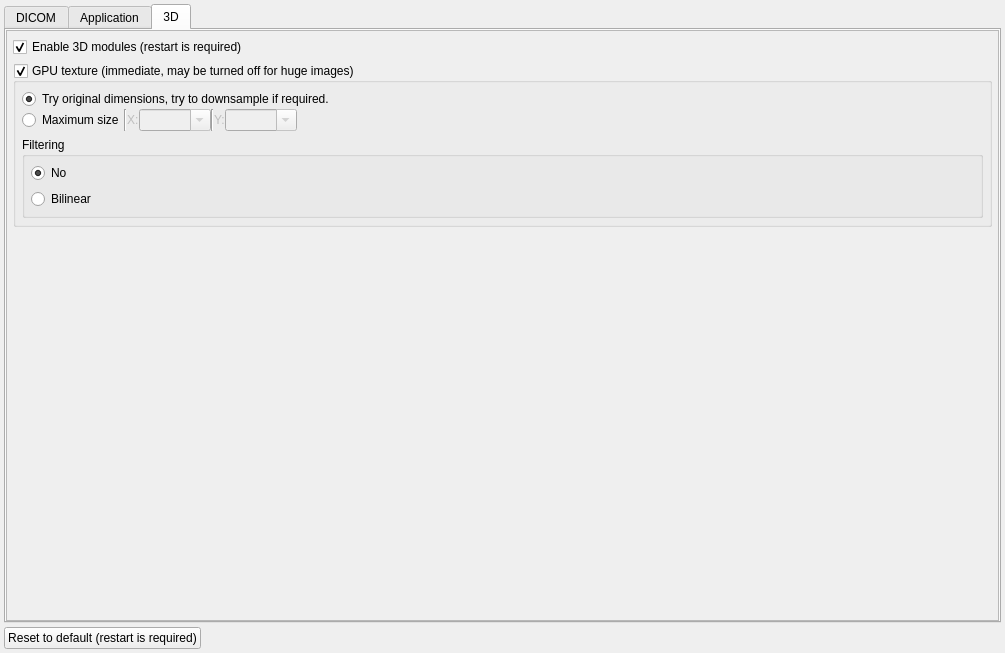
Qt form GUI/settingswidget.ui (AlizaMedicalImaging/AlizaMS) before a commit.
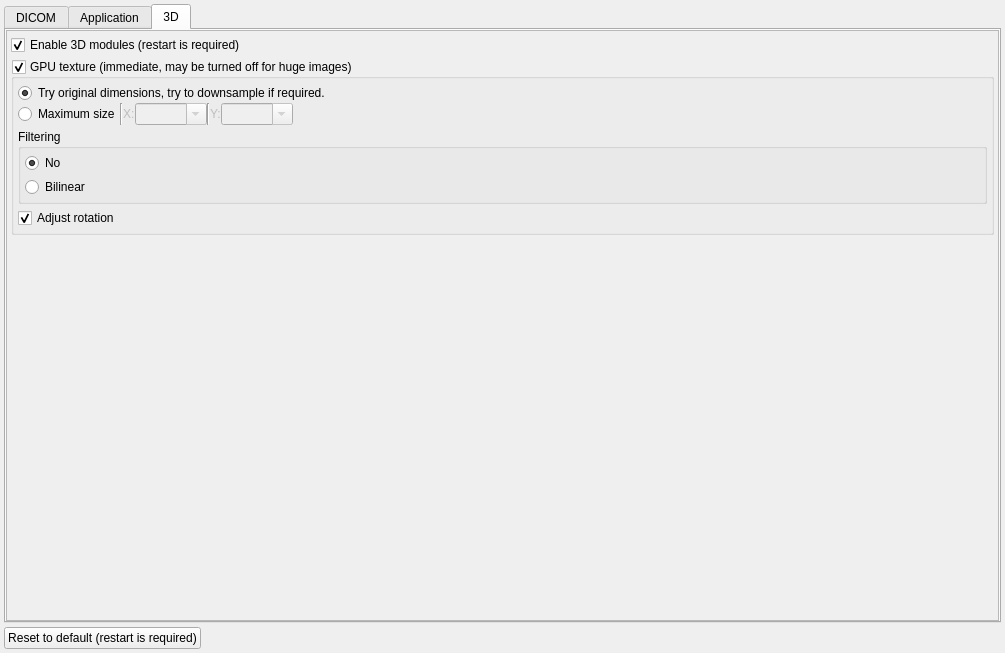
The same form after that commit. The open tabs and pages were chosen to show the change.

Commit message: Option (Settings) to adjust rotation

The edit to the form file:
```diff
--- a/GUI/settingswidget.ui
+++ b/GUI/settingswidget.ui
@@ -897,13 +897,16 @@
            <rect>
             <x>0</x>
             <y>0</y>
-            <width>419</width>
-            <height>203</height>
+            <width>989</width>
+            <height>587</height>
            </rect>
           </property>
           <layout class="QVBoxLayout" name="verticalLayout_4">
+           <property name="spacing">
+            <number>4</number>
+           </property>
            <property name="margin">
-            <number>6</number>
+            <number>4</number>
            </property>
            <item>
             <widget class="QCheckBox" name="gl3D_checkBox">
@@ -943,10 +946,10 @@
              </property>
              <layout class="QVBoxLayout" name="verticalLayout_6">
               <property name="spacing">
-               <number>6</number>
+               <number>4</number>
               </property>
               <property name="margin">
-               <number>6</number>
+               <number>4</number>
               </property>
               <item>
                <layout class="QVBoxLayout" name="verticalLayout_5">
@@ -1107,10 +1110,10 @@
                 </property>
                 <layout class="QVBoxLayout" name="verticalLayout_12">
                  <property name="spacing">
-                  <number>6</number>
+                  <number>4</number>
                  </property>
                  <property name="margin">
-                  <number>6</number>
+                  <number>4</number>
                  </property>
                  <item>
                   <widget class="QRadioButton" name="f_no_radioButton">
@@ -1153,6 +1156,25 @@
                 </layout>
                </widget>
               </item>
+              <item>
+               <widget class="QCheckBox" name="adjust_checkBox">
+                <property name="sizePolicy">
+                 <sizepolicy hsizetype="Preferred" vsizetype="Preferred">
+                  <horstretch>0</horstretch>
+                  <verstretch>0</verstretch>
+                 </sizepolicy>
+                </property>
+                <property name="toolTip">
+                 <string>May be helpful for slow graphics. On Linux seems to work better with Wayland.</string>
+                </property>
+                <property name="text">
+                 <string>Adjust rotation</string>
+                </property>
+                <property name="checked">
+                 <bool>true</bool>
+                </property>
+               </widget>
+              </item>
              </layout>
             </widget>
            </item>
```
Left out of the diff: 5 changed lines with no effect on the pictures. The commit also changes 5 other files.
